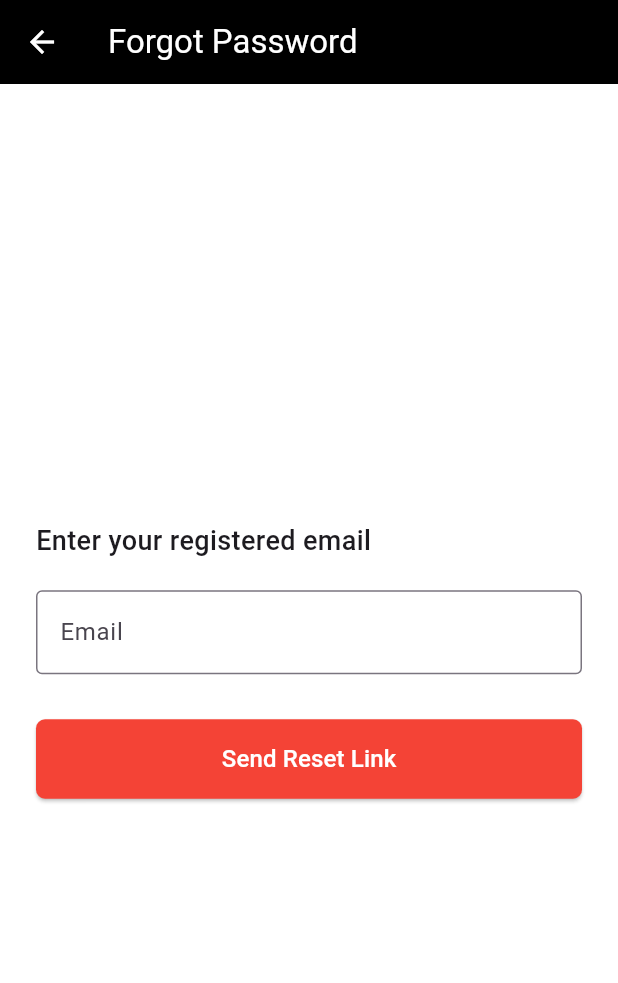
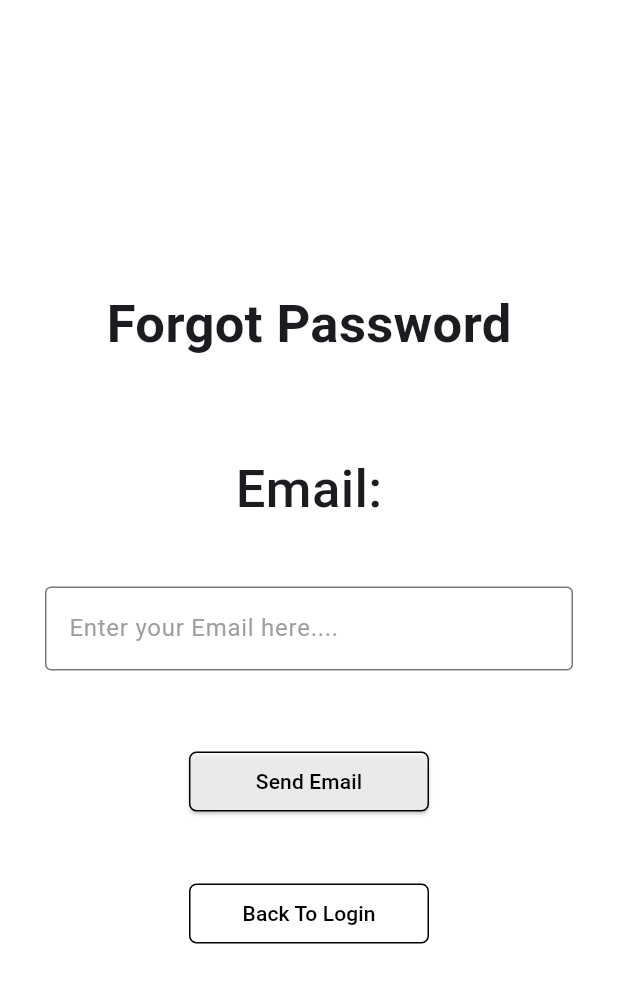
Before and after one commit to shamanth07/ArtHub_flutter, a Flutter app: the AdSignUpPage screen opened directly, after a tap on "Forgot Password?", on a phone screen of 412 x 824 dp. Shown: the top 983 px of the screen. Run offline on Flutter 3.47's test engine with Material 3 defaults, Android fonts, the phone set to English and light mode, and no system bars; our stand-ins replace firebase_auth, firebase_core, firebase_database; accounts and stored records are empty.

Commit message:
26 commit

```diff
--- a/lib/Admin/AdForgetPassword.dart
+++ b/lib/Admin/AdForgetPassword.dart
@@ -1,94 +1,122 @@
 import 'package:flutter/material.dart';
+import 'package:firebase_auth/firebase_auth.dart';
 
-class AdForgetPasswordPage extends StatefulWidget {
-  const AdForgetPasswordPage({super.key});
+class AdForgetPassword extends StatelessWidget {
+  final TextEditingController emailController = TextEditingController();
+  final FirebaseAuth _auth = FirebaseAuth.instance;
 
-  @override
-  State<AdForgetPasswordPage> createState() => _AdForgetPasswordPageState();
+  AdForgetPassword({super.key});
+
+  void _sendResetEmail(BuildContext context) async {
+    final email = emailController.text.trim();
+
+    if (email.isEmpty) {
+      _showMessage(context, "Please enter your email.");
+      return;
     }
 
-class _AdForgetPasswordPageState extends State<AdForgetPasswordPage> {
-  final TextEditingController _emailController = TextEditingController();
-  final _formKey = GlobalKey<FormState>();
+    try {
+      await _auth.sendPasswordResetEmail(email: email);
+      _showMessage(context, "Password reset link sent to $email. Please check your email.");
+    } on FirebaseAuthException catch (e) {
+      _showMessage(context, "Error: ${e.message}");
+    }
+  }
 
-  void _sendResetLink() {
-    if (_formKey.currentState!.validate()) {
-      final email = _emailController.text.trim();
-
-      // TODO: Add Firebase or backend reset logic here
-      print('Password reset link sent to: $email');
-
-      ScaffoldMessenger.of(context).showSnackBar(
-        const SnackBar(
-          content: Text('Password reset link has been sent!'),
-          backgroundColor: Colors.green,
+  void _showMessage(BuildContext context, String message) {
+    showDialog(
+      context: context,
+      builder: (BuildContext context) {
+        return AlertDialog(
+          title: Text("Message"),
+          content: Text(message),
+          actions: [
+            TextButton(
+              onPressed: () => Navigator.pop(context),
+              child: Text("OK"),
             ),
+          ],
         );
-    }
+      },
+    );
   }
 
   @override
   Widget build(BuildContext context) {
     return Scaffold(
       backgroundColor: Colors.white,
-      appBar: AppBar(
-        title: const Text("Forgot Password"),
-        backgroundColor: Colors.black,
-        foregroundColor: Colors.white,
-        elevation: 0,
-      ),
       body: Center(
         child: SingleChildScrollView(
-          padding: const EdgeInsets.all(24.0),
-          child: Form(
-            key: _formKey,
+          padding: const EdgeInsets.symmetric(horizontal: 30.0),
           child: Column(
             mainAxisAlignment: MainAxisAlignment.center,
-              crossAxisAlignment: CrossAxisAlignment.start,
-              mainAxisSize: MainAxisSize.min,
             children: [
-                const Text(
-                  'Enter your registered email',
-                  style: TextStyle(fontSize: 18, fontWeight: FontWeight.w500),
+              Text(
+                "Forgot Password",
+                style: TextStyle(fontSize: 35, fontWeight: FontWeight.bold),
               ),
-                const SizedBox(height: 20),
-                TextFormField(
-                  controller: _emailController,
-                  decoration: const InputDecoration(
-                    hintText: "example@email.com",
-                    border: OutlineInputBorder(),
-                    labelText: 'Email',
-                  ),
-                  keyboardType: TextInputType.emailAddress,
-                  validator: (value) {
-                    if (value!.isEmpty) return "Please enter your email";
-                    if (!value.contains('@')) return "Enter a valid email";
-                    return null;
-                  },
-                ),
-                const SizedBox(height: 30),
-                SizedBox(
-                  width: double.infinity,
-                  child: ElevatedButton(
-                    onPressed: _sendResetLink,
-                    style: ElevatedButton.styleFrom(
-                      backgroundColor: Colors.red,
-                      padding: const EdgeInsets.symmetric(vertical: 15),
-                      shape: RoundedRectangleBorder(
-                        borderRadius: BorderRadius.circular(6),
+              SizedBox(height: 60),
+
+              Align(
+                alignment: Alignment.center,
+                child: Text(
+                  "Email:",
+                  style: TextStyle(fontSize: 35, fontWeight: FontWeight.w500),
                 ),
               ),
-                    child: const Text(
-                      "Send Reset Link",
-                      style: TextStyle(fontSize: 16, color: Colors.white),
+              SizedBox(height: 40),
+
+              TextField(
+                controller: emailController,
+                decoration: InputDecoration(
+                  hintText: "Enter your Email here....",
+                  hintStyle: TextStyle(color: Colors.grey),
+                  border: OutlineInputBorder(),
+                  contentPadding: EdgeInsets.symmetric(horizontal: 12, vertical: 16),
                 ),
+              ),
+              SizedBox(height: 50),
+
+              SizedBox(
+                width: 160,
+                child: ElevatedButton(
+                  onPressed: () {
+                    _sendResetEmail(context);
+                  },
+                  style: ElevatedButton.styleFrom(
+                    backgroundColor: Colors.white70,
+                    foregroundColor: Colors.black,
+                    side: BorderSide(color: Colors.black),
+                    shape: RoundedRectangleBorder(
+                      borderRadius: BorderRadius.circular(5),
+                    ),
+                  ),
+                  child: Text("Send Email"),
+                ),
+              ),
+              SizedBox(height: 40),
+
+              SizedBox(
+                width: 160,
+                child: OutlinedButton(
+                  onPressed: () {
+                    Navigator.pop(context);
+                  },
+                  style: OutlinedButton.styleFrom(
+                    backgroundColor: Colors.white70,
+                    foregroundColor: Colors.black,
+                    side: BorderSide(color: Colors.black),
+                    shape: RoundedRectangleBorder(
+                      borderRadius: BorderRadius.circular(5),
+                    ),
+                  ),
+                  child: Text("Back To Login"),
                 ),
               ),
             ],
           ),
         ),
       ),
-      ),
     );
   }
 }
--- a/lib/Admin/AdLogin.dart
+++ b/lib/Admin/AdLogin.dart
@@ -242,7 +242,7 @@ class _AdSignUpPageState extends State<AdSignUpPage> {
                         Navigator.push(
                           context,
                           MaterialPageRoute(
-                              builder: (context) => const AdForgetPasswordPage()),
+                              builder: (context) =>  AdForgetPassword()),
                         );
                       },
                       child: const Text(
```
Lines whose indentation alone changed are shown as unchanged.
